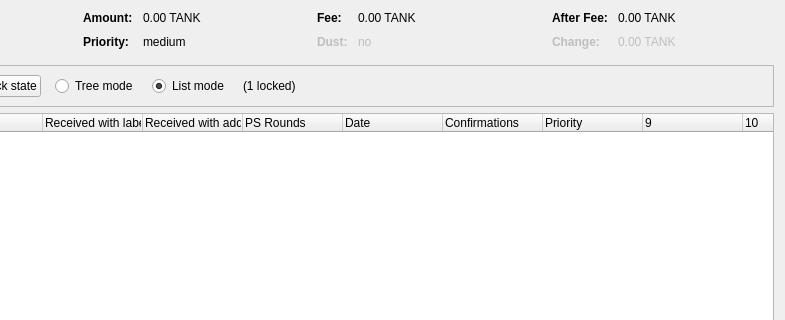
Before: the Qt Designer form src/qt/forms/coincontroldialog.ui in officialXGalaxy/XGalaxy, drawn with Qt 5; both pictures show x 169 to 954 and y 0 to 320 of the 954 by 500 pixel window.
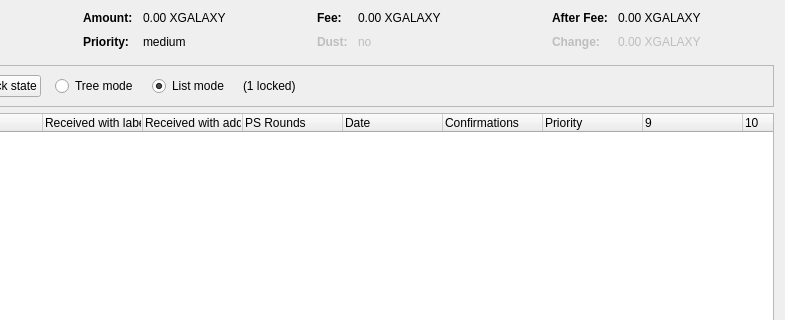
After: the same form once the commit is applied. Custom widgets are drawn as their Qt base class.

What changed in the file:
```diff
--- a/src/qt/forms/coincontroldialog.ui
+++ b/src/qt/forms/coincontroldialog.ui
@@ -132,7 +132,7 @@
           <enum>Qt::ActionsContextMenu</enum>
          </property>
          <property name="text">
-          <string notr="true">0.00 TANK</string>
+          <string notr="true">0.00 XGALAXY</string>
          </property>
          <property name="textInteractionFlags">
           <set>Qt::LinksAccessibleByMouse|Qt::TextSelectableByKeyboard|Qt::TextSelectableByMouse</set>
@@ -206,7 +206,7 @@
           <enum>Qt::ActionsContextMenu</enum>
          </property>
          <property name="text">
-          <string notr="true">0.00 TANK</string>
+          <string notr="true">0.00 XGALAXY</string>
          </property>
          <property name="textInteractionFlags">
           <set>Qt::LinksAccessibleByMouse|Qt::TextSelectableByKeyboard|Qt::TextSelectableByMouse</set>
@@ -286,7 +286,7 @@
           <enum>Qt::ActionsContextMenu</enum>
          </property>
          <property name="text">
-          <string notr="true">0.00 TANK</string>
+          <string notr="true">0.00 XGALAXY</string>
          </property>
          <property name="textInteractionFlags">
           <set>Qt::LinksAccessibleByMouse|Qt::TextSelectableByKeyboard|Qt::TextSelectableByMouse</set>
@@ -321,7 +321,7 @@
           <enum>Qt::ActionsContextMenu</enum>
          </property>
          <property name="text">
-          <string notr="true">0.00 TANK</string>
+          <string notr="true">0.00 XGALAXY</string>
          </property>
          <property name="textInteractionFlags">
           <set>Qt::LinksAccessibleByMouse|Qt::TextSelectableByKeyboard|Qt::TextSelectableByMouse</set>
```
